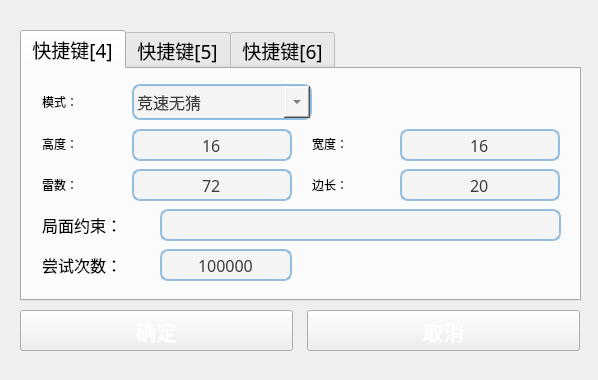
The window that uiFiles/ui_gs_shortcuts.ui (eee555/Solvable-Minesweeper) describes before a commit, drawn with Qt 5.
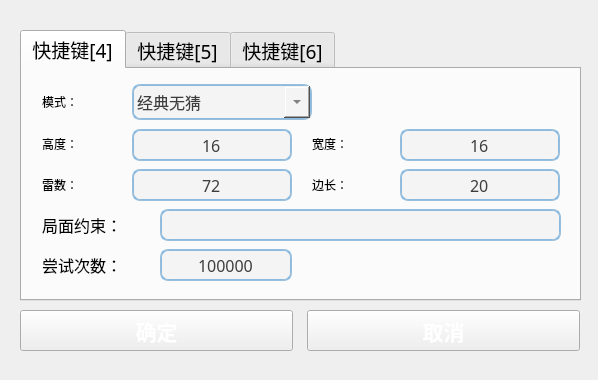
The same window after the commit. Icons and pictures are not drawn.

Commit message: doc：竞速无猜更名为经典无猜

The edit to the form file:
```diff
--- a/uiFiles/ui_gs_shortcuts.ui
+++ b/uiFiles/ui_gs_shortcuts.ui
@@ -212,7 +212,7 @@
      </item>
      <item>
       <property name="text">
-       <string>竞速无猜</string>
+       <string>经典无猜</string>
       </property>
      </item>
      <item>
```
Left out of the diff: 4 changed lines with no effect on the pictures. The commit also changes 10 other files.
